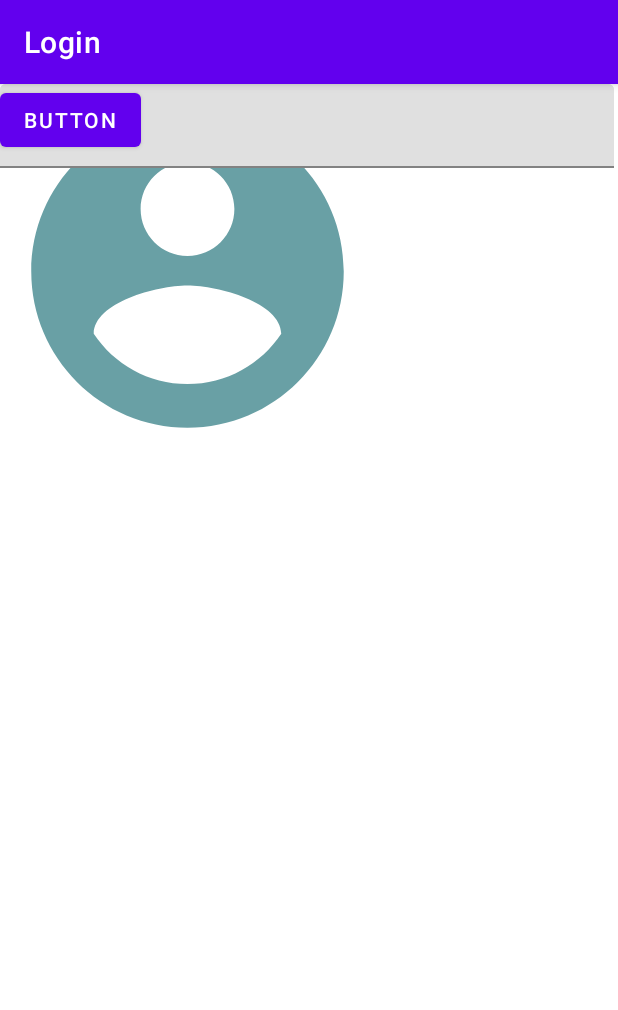
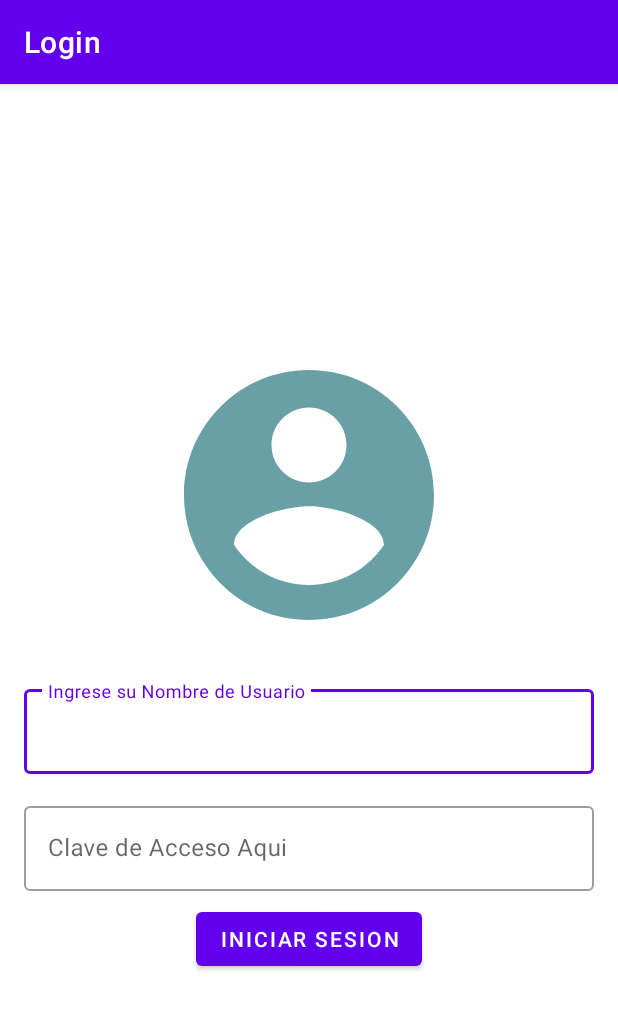
Before and after one commit to LAChiranaPlat/Login, an Android app: the screen it shows after launch (MainActivity), on a phone screen of 412 x 824 dp. Shown: the top 1010 px of the screen. Run offline under Robolectric (Android 15) with nearby library versions, the phone set to English and light mode, and no system bars.

Commit message:
UI Login Finalizado

```diff
--- a/app/src/main/res/layout/activity_main.xml
+++ b/app/src/main/res/layout/activity_main.xml
@@ -8,41 +8,68 @@
 
     <ImageView
         android:id="@+id/imageView"
-        android:layout_width="250dp"
-        android:layout_height="250dp"
-        app:srcCompat="@drawable/ic_baseline_account_circle_24"
-        tools:layout_editor_absoluteX="80dp"
-        tools:layout_editor_absoluteY="70dp" />
+        android:contentDescription="@string/descImageLogin"
+        android:layout_width="200dp"
+        android:layout_height="200dp"
+        app:layout_constraintBottom_toTopOf="@+id/textInputLayout"
+        app:layout_constraintEnd_toEndOf="parent"
+        app:layout_constraintHorizontal_bias="0.5"
+        app:layout_constraintStart_toStartOf="parent"
+        app:layout_constraintTop_toTopOf="parent"
+        app:layout_constraintVertical_chainStyle="packed"
+        app:srcCompat="@drawable/ic_baseline_account_circle_24" />
 
     <com.google.android.material.textfield.TextInputLayout
-        android:layout_width="409dp"
+        style="@style/Widget.MaterialComponents.TextInputLayout.OutlinedBox"
+        android:id="@+id/textInputLayout"
+        android:layout_width="0dp"
         android:layout_height="wrap_content"
-        tools:layout_editor_absoluteX="1dp"
-        tools:layout_editor_absoluteY="428dp">
+        android:layout_marginStart="16dp"
+        android:layout_marginTop="24dp"
+        android:layout_marginEnd="16dp"
+        app:layout_constraintBottom_toTopOf="@+id/textInputLayout2"
+        app:layout_constraintEnd_toEndOf="parent"
+        app:layout_constraintHorizontal_bias="0.5"
+        app:layout_constraintStart_toStartOf="parent"
+        app:layout_constraintTop_toBottomOf="@+id/imageView"
+        app:layout_constraintWidth_max="400dp">
 
         <com.google.android.material.textfield.TextInputEditText
             android:layout_width="match_parent"
             android:layout_height="wrap_content"
-            android:hint="hint" />
+            android:hint="@string/nameUser" />
     </com.google.android.material.textfield.TextInputLayout>
 
     <com.google.android.material.textfield.TextInputLayout
-        android:layout_width="409dp"
+        style="@style/Widget.MaterialComponents.TextInputLayout.OutlinedBox"
+        android:id="@+id/textInputLayout2"
+        android:layout_width="0dp"
         android:layout_height="wrap_content"
-        tools:layout_editor_absoluteX="1dp"
-        tools:layout_editor_absoluteY="602dp">
+        android:layout_marginStart="16dp"
+        android:layout_marginTop="16dp"
+        android:layout_marginEnd="16dp"
+        app:layout_constraintBottom_toTopOf="@+id/button"
+        app:layout_constraintEnd_toEndOf="parent"
+        app:layout_constraintHorizontal_bias="0.5"
+        app:layout_constraintStart_toStartOf="parent"
+        app:layout_constraintTop_toBottomOf="@+id/textInputLayout"
+        app:layout_constraintWidth_max="400dp">
 
         <com.google.android.material.textfield.TextInputEditText
             android:layout_width="match_parent"
             android:layout_height="wrap_content"
-            android:hint="hint" />
+            android:hint="@string/passUser" />
     </com.google.android.material.textfield.TextInputLayout>
 
     <Button
         android:id="@+id/button"
         android:layout_width="wrap_content"
         android:layout_height="wrap_content"
-        android:text="Button"
-        tools:layout_editor_absoluteX="196dp"
-        tools:layout_editor_absoluteY="674dp" />
+        android:layout_marginTop="8dp"
+        android:text="@string/btnIngresar"
+        app:layout_constraintBottom_toBottomOf="parent"
+        app:layout_constraintEnd_toEndOf="parent"
+        app:layout_constraintHorizontal_bias="0.5"
+        app:layout_constraintStart_toStartOf="parent"
+        app:layout_constraintTop_toBottomOf="@+id/textInputLayout2" />
 </androidx.constraintlayout.widget.ConstraintLayout>
--- a/app/src/main/res/values/strings.xml
+++ b/app/src/main/res/values/strings.xml
@@ -1,3 +1,7 @@
 <resources>
     <string name="app_name">Login</string>
+    <string name="btnIngresar">Iniciar sesion</string>
+    <string name="nameUser">Ingrese su Nombre de Usuario</string>
+    <string name="passUser">Clave de Acceso Aqui</string>
+    <string name="descImageLogin">Avatar del Usuario</string>
 </resources>
```
